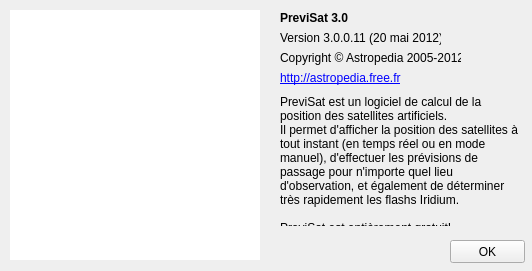
Old version of the form apropos.ui in the repository mconsidine/previsat_archive.
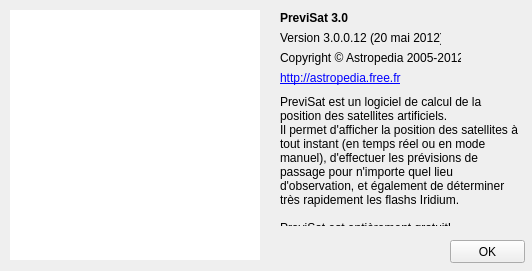
New version of the form.

Commit message: Correction dans le calcul des flashs Iridium

Diff of the .ui file:
```diff
--- a/apropos.ui
+++ b/apropos.ui
@@ -98,7 +98,7 @@
      </rect>
     </property>
     <property name="text">
-     <string>Version 3.0.0.11 (20 mai 2012)</string>
+     <string>Version 3.0.0.12 (20 mai 2012)</string>
     </property>
    </widget>
    <widget class="QLabel" name="informationsCopyright">
```
The commit also changes 2 other files.
